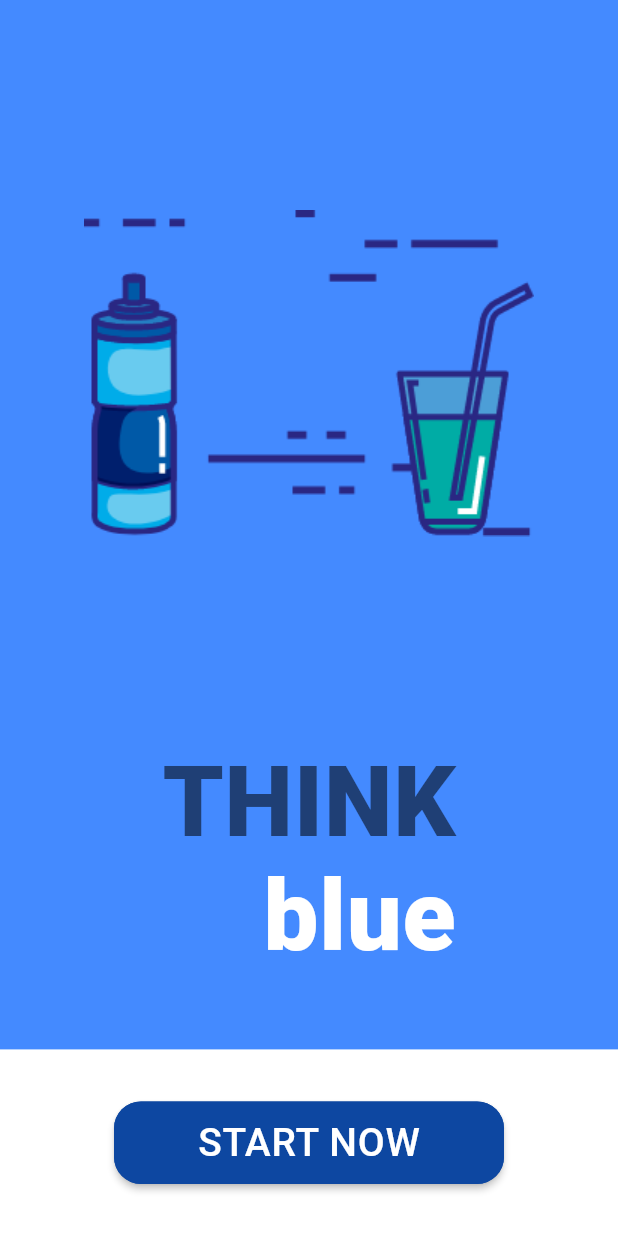
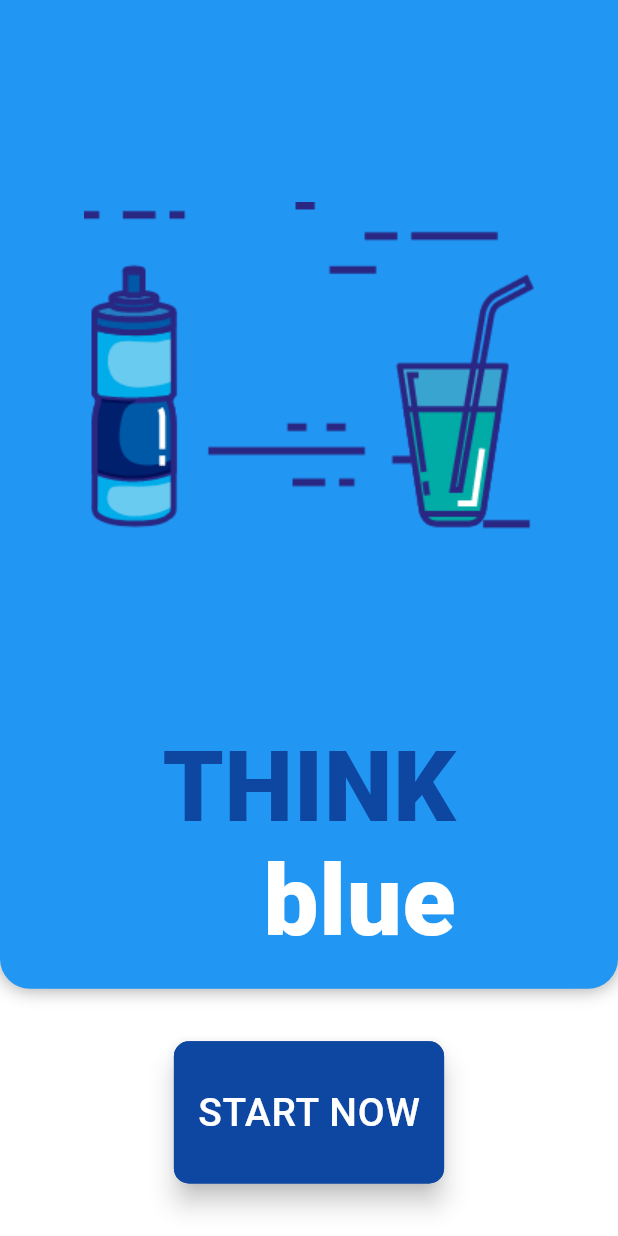
Before and after one commit to momshaddinury/Think-Blue, a Flutter app: the screen it shows after launch, on a phone screen of 412 x 824 dp. Run offline on Flutter 3.47's test engine with Material 2 defaults, Android fonts, the phone set to English and light mode, and no system bars.

Commit message:
Convert the Logo and Title into a card #3

```diff
--- a/App/think_blue/lib/main.dart
+++ b/App/think_blue/lib/main.dart
@@ -1,3 +1,5 @@
+import 'dart:ui';
+
 import 'package:flutter/material.dart';
 
 void main() => runApp(BaseFunction());
@@ -9,7 +11,7 @@ class BaseFunction extends StatelessWidget {
       debugShowCheckedModeBanner: false,
       title: 'Landing Page',
       home: Scaffold(
-        backgroundColor: Colors.blueAccent,
+        backgroundColor: Colors.white,
         body: BodyFunction(),
       ),
     );
@@ -24,71 +26,77 @@ class BodyFunction extends StatelessWidget {
         children: <Widget>[
           Expanded(
             flex: 4,
-            child: Container(        //Center Image
-              child: Image.asset('images/waterhd.png'))),
-          Column(                   //App Name Holder
+            child: Container(
+              height: double.maxFinite,
+              width: double.maxFinite,
+              decoration: BoxDecoration(
+                  color: Colors.blue,
+                  shape: BoxShape.rectangle,
+                  borderRadius: BorderRadius.only(
+                      bottomLeft: Radius.circular(20.0),
+                      bottomRight: Radius.circular(20.0)),
+                  boxShadow: [
+                    BoxShadow(
+                      color: Colors.grey,
+                      blurRadius: 10.0,
+                    ),
+                  ]),
+              child: Column(
+                children: <Widget>[
+                  Expanded(
+                      child: Container(
+                        //Center Image
+                        child: Image.asset('images/waterhd.png'),
+                      )),
+                  Column(
+                    //App Name Holder
                     crossAxisAlignment: CrossAxisAlignment.end,
-            //mainAxisAlignment: MainAxisAlignment.center,
                     children: <Widget>[
                       Container(
-                child: Text(
-                  "THINK",
+                        child: Text("THINK",
                             style: TextStyle(
-                    color: Colors.black54,
+                                color: Colors.blue.shade900,
                                 fontWeight: FontWeight.w800,
                                 fontFamily: 'Roboto',
                                 letterSpacing: 0.5,
-                    fontSize: 65,
-                  ),
-                ),
+                                fontSize: 65)),
                       ),
                       Container(
-                child: Text(
-                  "blue",
+                        child: Text("blue",
                             style: TextStyle(
                                 color: Colors.white,
                                 fontWeight: FontWeight.w800,
                                 fontFamily: 'Roboto',
                                 letterSpacing: 0.5,
-                    fontSize: 65,
+                                fontSize: 65)),
+                      ),
+                      SizedBox(
+                        height: 20,
+                      ),
+                    ],
+                  ),
+                ],
               ),
             ),
           ),
-            ],
-          ),
-          SizedBox(
-            height: 50.0,
-          ),
           Expanded(
-            flex: 1,
-            child: Container(
-              color: Colors.white,
-              child: Row(
-                mainAxisAlignment: MainAxisAlignment.center,
-                crossAxisAlignment: CrossAxisAlignment.center,
-                children: <Widget>[
-                  ButtonTheme(
-                    minWidth: 260.0,
-                    height: 55.0,
+            child: Padding(
+              padding: const EdgeInsets.symmetric(vertical: 35.0),
               child: RaisedButton(
+                elevation: 7,
                 shape: new RoundedRectangleBorder(
-                        borderRadius: new BorderRadius.circular(18.0),
+                  borderRadius: new BorderRadius.circular(10.0),
                   side: BorderSide(color: Colors.blue.shade900),
                 ),
                 onPressed: () {},
                 splashColor: Colors.blueAccent,
                 color: Colors.blue.shade900,
-                      textColor: Colors.white,
                 child: Text("Start now".toUpperCase(),
                     style: TextStyle(
                         fontSize: 26,
                         fontFamily: 'Roboto',
                         letterSpacing: 0.5,
-                          )
-                      ),
-                    ),
-                  ),
-                ],
+                        color: Colors.white)),
               ),
             ),
           ),
```
Lines whose indentation alone changed are shown as unchanged.
